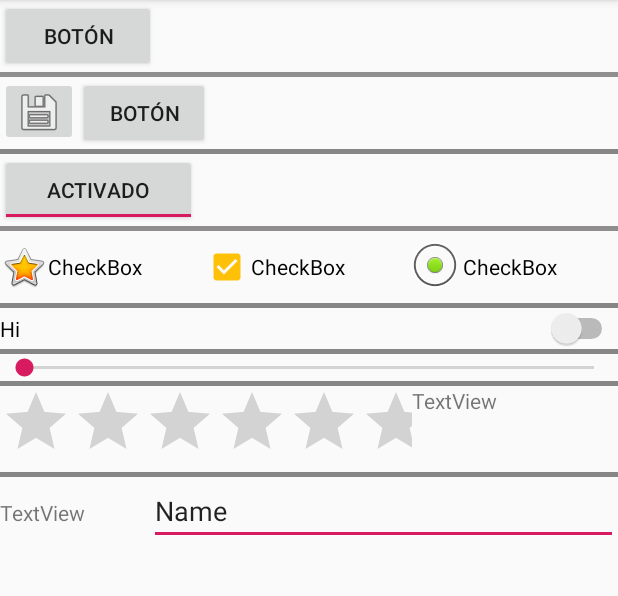
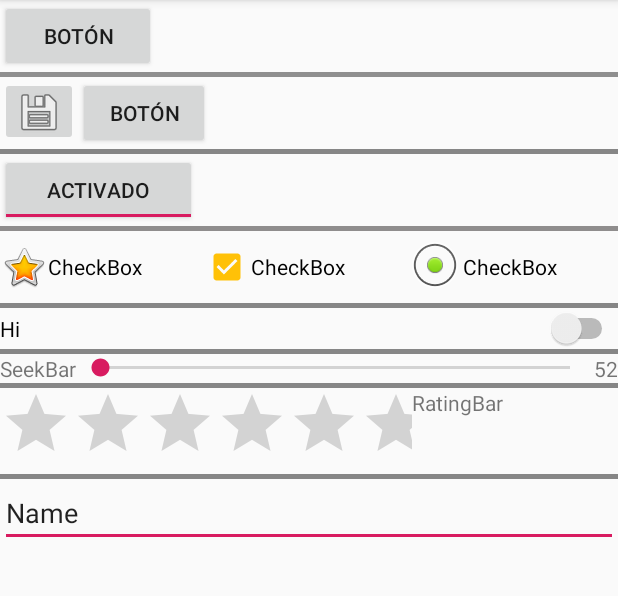
Before and after one commit to CesarRBlanco/Android-Studio-Projects, an Android app: the screen it shows after launch (MainActivity), on a phone screen of 412 x 824 dp, the part 84-680 px from its top. Run offline under Robolectric (Android 15) with nearby library versions, the phone set to English and light mode, and no system bars.

Commit message:
13:56 - [01/10/19]

```diff
--- a/app/src/main/res/layout/activity_main.xml
+++ b/app/src/main/res/layout/activity_main.xml
@@ -143,12 +143,26 @@
         android:layout_weight="10"
         android:orientation="horizontal">
 
+        <TextView
+            android:id="@+id/textView3"
+            android:layout_width="wrap_content"
+            android:layout_height="wrap_content"
+            android:layout_weight="0"
+            android:text="SeekBar" />
+
         <SeekBar
             android:id="@+id/seekBar"
             android:layout_width="wrap_content"
             android:layout_height="wrap_content"
-            android:layout_weight="1"
+            android:layout_weight="5"
             android:max="100" />
+
+        <TextView
+            android:id="@+id/textView4"
+            android:layout_width="wrap_content"
+            android:layout_height="wrap_content"
+            android:layout_weight="0"
+            android:text="52" />
 
     </LinearLayout>
 
@@ -178,7 +192,7 @@
             android:layout_width="0dp"
             android:layout_height="wrap_content"
             android:layout_weight="1"
-            android:text="TextView" />
+            android:text="RatingBar" />
     </LinearLayout>
 
     <View
@@ -192,13 +206,6 @@
         android:layout_height="match_parent"
         android:orientation="horizontal">
 
-        <TextView
-            android:id="@+id/textView2"
-            android:layout_width="0dp"
-            android:layout_height="wrap_content"
-            android:layout_weight="1"
-            android:text="TextView" />
-
         <EditText
             android:id="@+id/editText"
             android:layout_width="wrap_content"
@@ -206,7 +213,8 @@
             android:layout_weight="1"
             android:ems="10"
             android:inputType="textPersonName"
-            android:text="Name" />
+            android:text="Name"
+            tools:text="Introduce tu nombre" />
 
     </LinearLayout>
 
```
